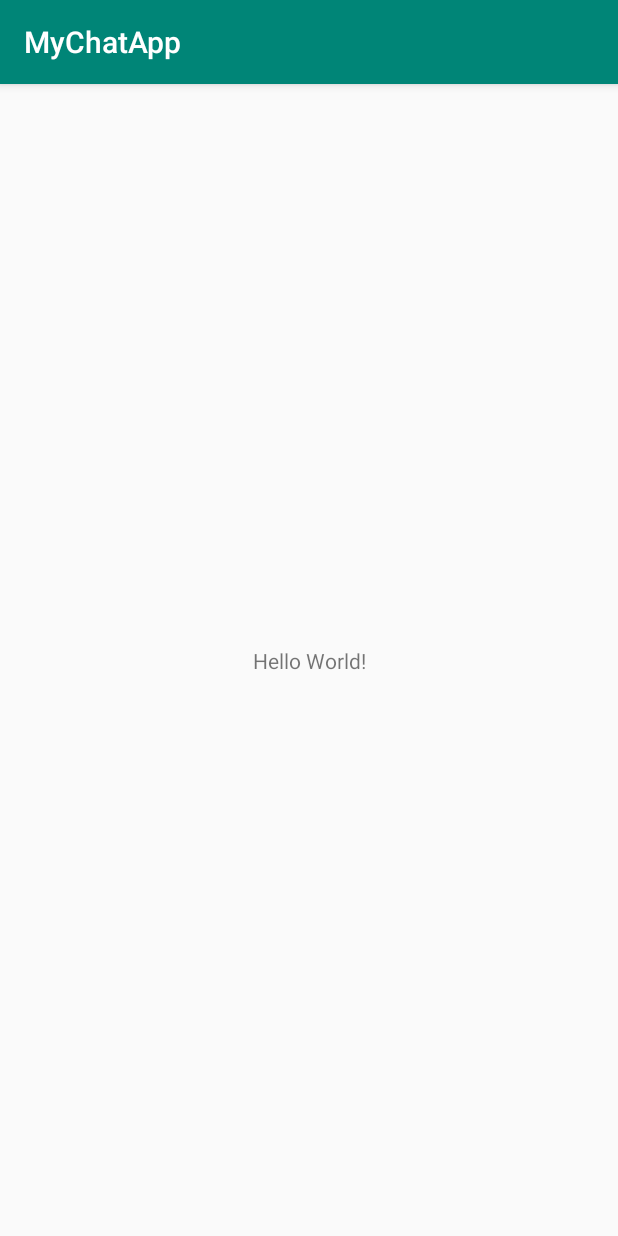
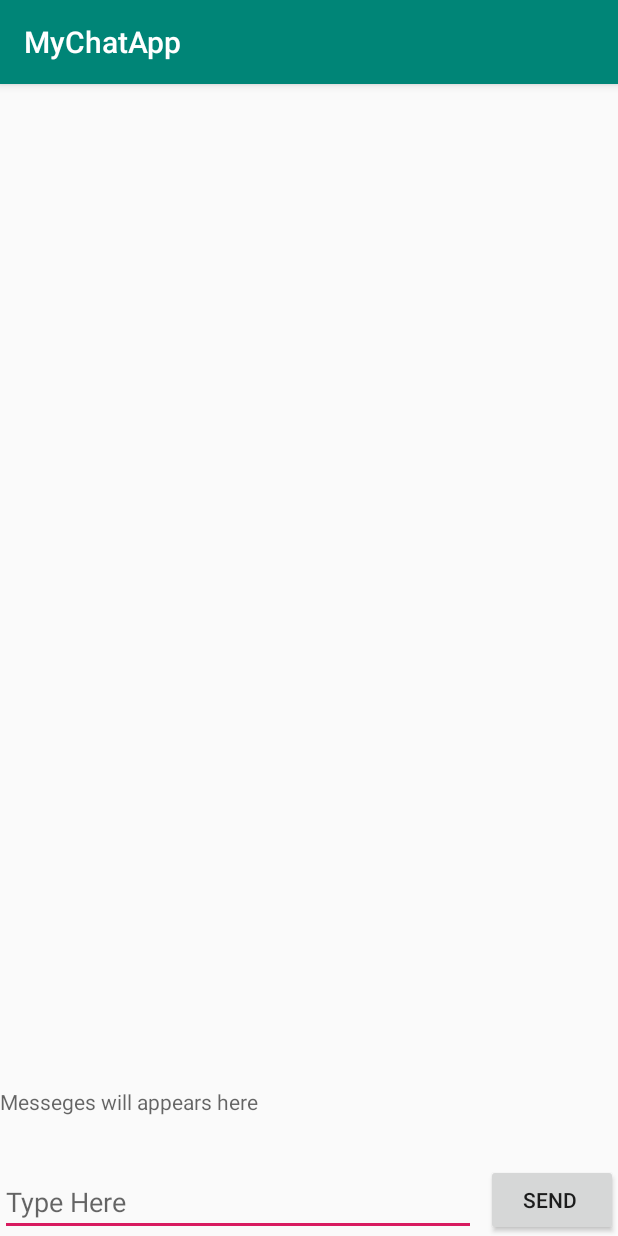
Before and after one commit to PICO443/MyChatApp, an Android app: the screen it shows after launch (MainActivity), on a phone screen of 412 x 824 dp. Run offline under Robolectric (Android 15) with nearby library versions, the phone set to English and light mode, and no system bars.

Commit message:
fix firebase connection and setup the the basics components of the chat app layout

```diff
--- a/app/build.gradle
+++ b/app/build.gradle
@@ -26,4 +26,7 @@ dependencies {
     testImplementation 'junit:junit:4.12'
     androidTestImplementation 'androidx.test.ext:junit:1.1.0'
     androidTestImplementation 'androidx.test.espresso:espresso-core:3.1.1'
+    implementation platform('com.google.firebase:firebase-bom:26.1.0')
+    implementation 'com.google.firebase:firebase-analytics'
 }
+apply plugin: 'com.google.gms.google-services'
--- a/app/src/main/res/layout/activity_main.xml
+++ b/app/src/main/res/layout/activity_main.xml
@@ -1,18 +1,39 @@
 <?xml version="1.0" encoding="utf-8"?>
-<androidx.constraintlayout.widget.ConstraintLayout xmlns:android="http://schemas.android.com/apk/res/android"
+<RelativeLayout xmlns:android="http://schemas.android.com/apk/res/android"
     xmlns:app="http://schemas.android.com/apk/res-auto"
     xmlns:tools="http://schemas.android.com/tools"
     android:layout_width="match_parent"
     android:layout_height="match_parent"
     tools:context=".MainActivity">
 
-    <TextView
+    <EditText
+        android:id="@+id/editText"
+        android:layout_width="317dp"
+        android:layout_height="wrap_content"
+        android:layout_alignParentLeft="true"
+        android:layout_alignParentBottom="true"
+        android:layout_marginBottom="0dp"
+        android:ems="10"
+        android:hint="Type Here"
+        android:inputType="textPersonName" />
+
+    <Button
+        android:id="@+id/Send_btn"
         android:layout_width="wrap_content"
         android:layout_height="wrap_content"
-        android:text="Hello World!"
+        android:layout_alignParentRight="true"
+        android:layout_alignParentBottom="true"
+        android:text="Send " />
+
+    <TextView
+        android:layout_width="match_parent"
+        android:layout_height="688dp"
+        android:gravity="bottom"
+        android:hint="Messeges will appears here"
+        android:textAlignment="gravity"
         app:layout_constraintBottom_toBottomOf="parent"
         app:layout_constraintLeft_toLeftOf="parent"
         app:layout_constraintRight_toRightOf="parent"
         app:layout_constraintTop_toTopOf="parent" />
 
-</androidx.constraintlayout.widget.ConstraintLayout>
+</RelativeLayout>
--- a/build.gradle
+++ b/build.gradle
@@ -9,7 +9,7 @@ buildscript {
     }
     dependencies {
         classpath 'com.android.tools.build:gradle:3.5.4'
-
+        classpath 'com.google.gms:google-services:4.3.4'
         // NOTE: Do not place your application dependencies here; they belong
         // in the individual module build.gradle files
     }
```
Also changed, not shown: 2 other files.
